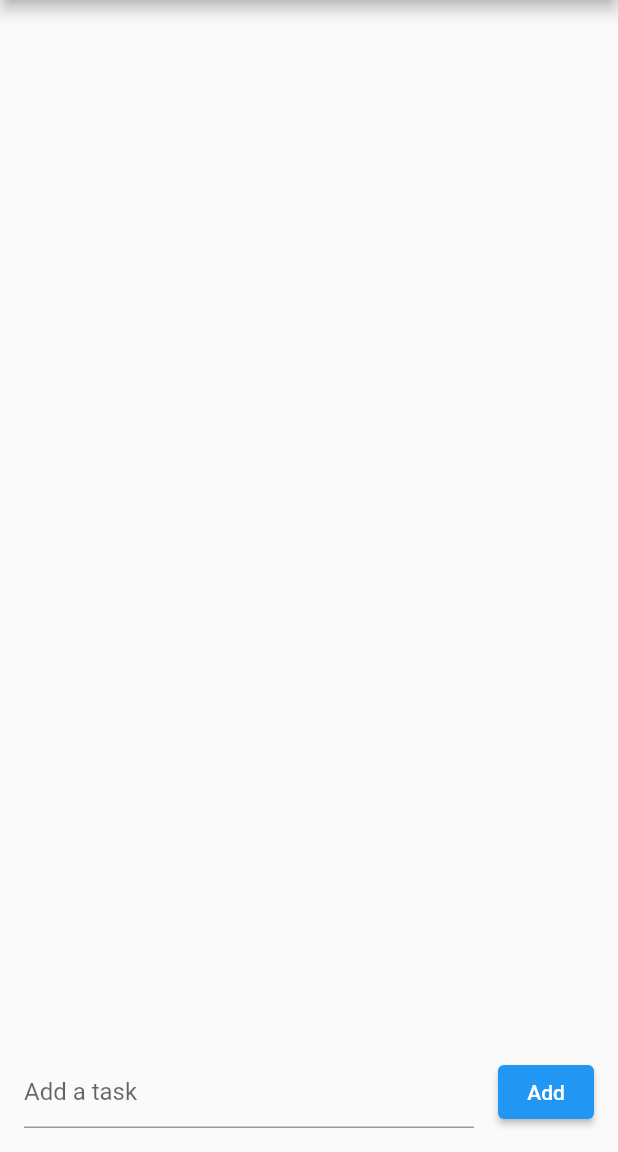
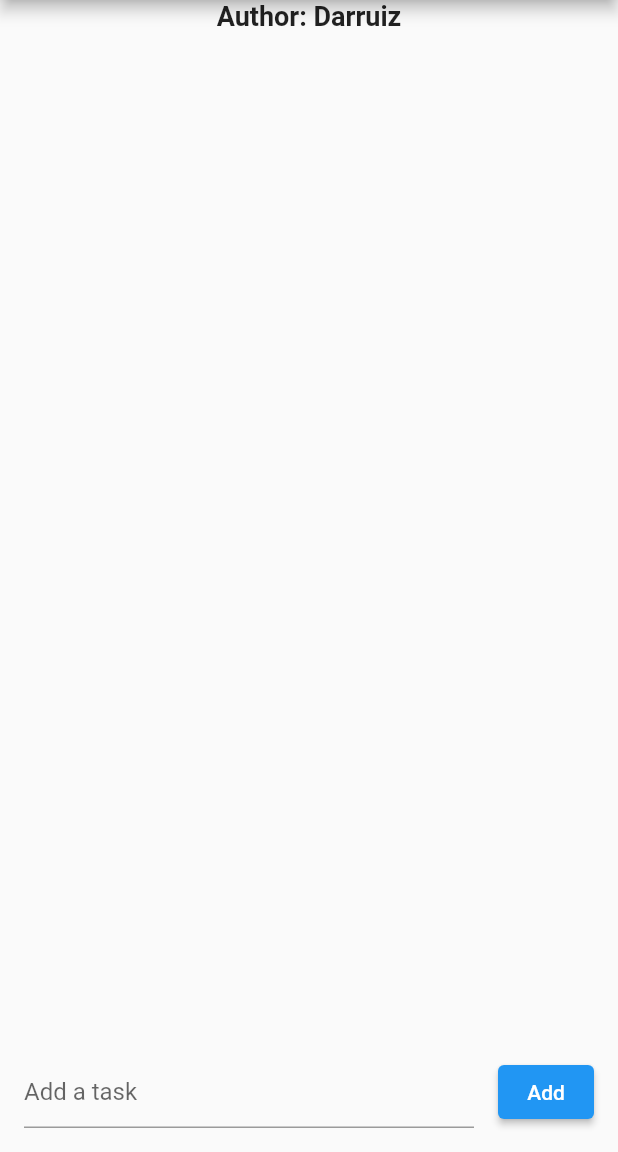
Before and after one commit to Darruiz/Checklistflutter, a Flutter app: the screen it shows after launch, on a phone screen of 412 x 824 dp, the part 84-1236 px from its top. Run offline on Flutter 3.47's test engine with Material 2 defaults, Android fonts, the phone set to English and light mode, and no system bars.

Commit message:
Add de Copy

```diff
--- a/Checklist/lib/main.dart
+++ b/Checklist/lib/main.dart
@@ -45,6 +45,13 @@ class _ChecklistScreenState extends State<ChecklistScreen> {
       ),
       body: Column(
         children: [
+          Text(
+            'Author: Darruiz',
+            style: TextStyle(
+              fontWeight: FontWeight.bold,
+              fontSize: 18,
+            ),
+          ),
           Expanded(
             child: ListView.builder(
               itemCount: _tasks.length,
```
